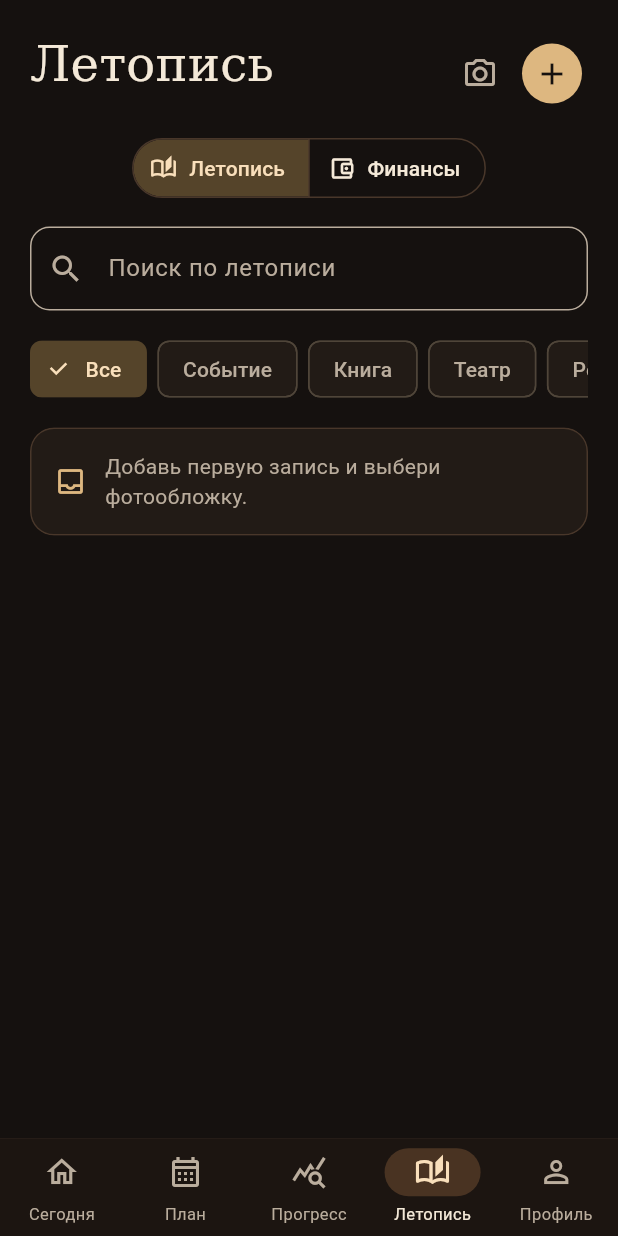
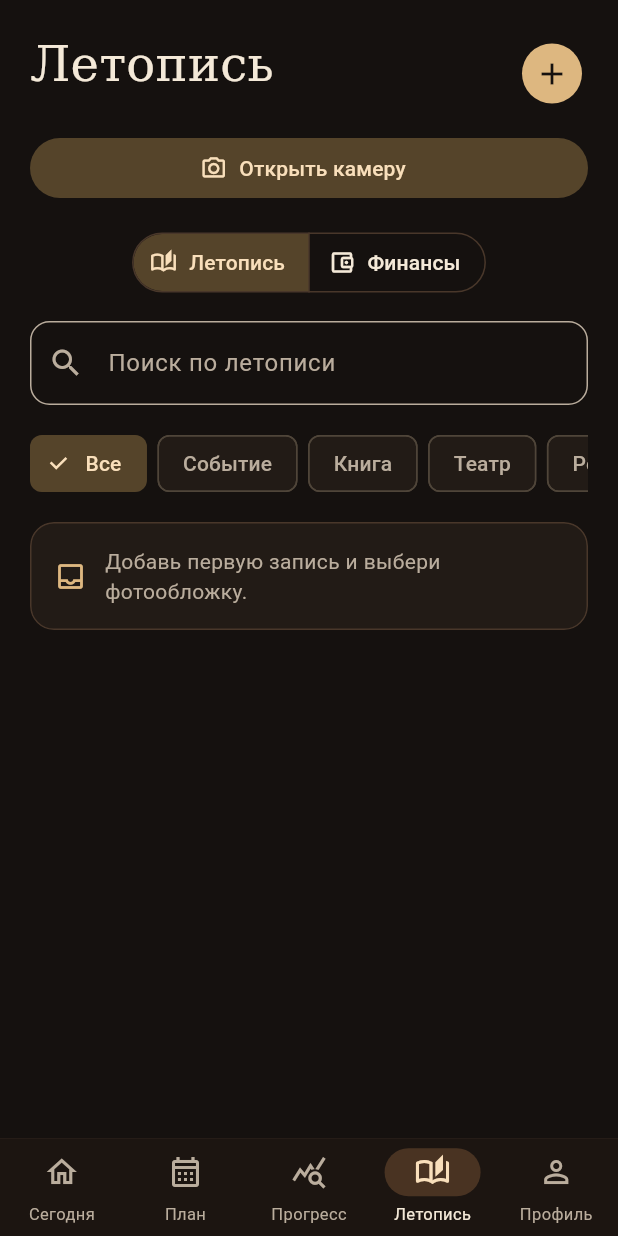
Before and after one commit to geoints/tempus, a Flutter app: the screen it shows after launch, item 4 of the bottom bar chosen, on a phone screen of 412 x 824 dp. Run offline on Flutter 3.47's test engine with Material 3 defaults, Android fonts, the phone set to English and light mode, and no system bars; our stand-ins replace camera, drift, file_picker, fl_chart, flutter_local_notifications, flutter_riverpod and 4 more; accounts and stored records are empty.

Commit message:
Make the camera easy to find in the TEMPUS archive

```diff
--- a/lib/pages.dart
+++ b/lib/pages.dart
@@ -1082,16 +1082,7 @@ class _ArchivePageState extends State<ArchivePage> {
         children: [
           PageHeading(
             finance ? 'Финансы' : 'Летопись',
-            action: Row(
-              mainAxisSize: MainAxisSize.min,
-              children: [
-                if (!finance)
-                  IconButton(
-                    tooltip: 'Камера TEMPUS',
-                    onPressed: () => openFilmCamera(context),
-                    icon: const Icon(Icons.photo_camera_outlined),
-                  ),
-                IconButton.filled(
+            action: IconButton.filled(
               onPressed: () => editRecord(
                 context,
                 kinds: finance
@@ -1109,8 +1100,12 @@ class _ArchivePageState extends State<ArchivePage> {
               tooltip: 'Добавить запись',
               icon: const Icon(Icons.add),
             ),
-              ],
           ),
+          if (!finance)
+            FilledButton.tonalIcon(
+              onPressed: () => openFilmCamera(context),
+              icon: const Icon(Icons.photo_camera_outlined),
+              label: const Text('Открыть камеру'),
             ),
           Center(
             child: SegmentedButton<bool>(
--- a/pubspec.yaml
+++ b/pubspec.yaml
@@ -1,7 +1,7 @@
 name: tempus
 description: Личный офлайн-планировщик и летопись.
 publish_to: none
-version: 1.3.0+4
+version: 1.3.1+5
 
 environment:
   sdk: ^3.10.0
```
Also changed, not shown: 1 other file. Lines whose indentation alone changed are shown as unchanged.
